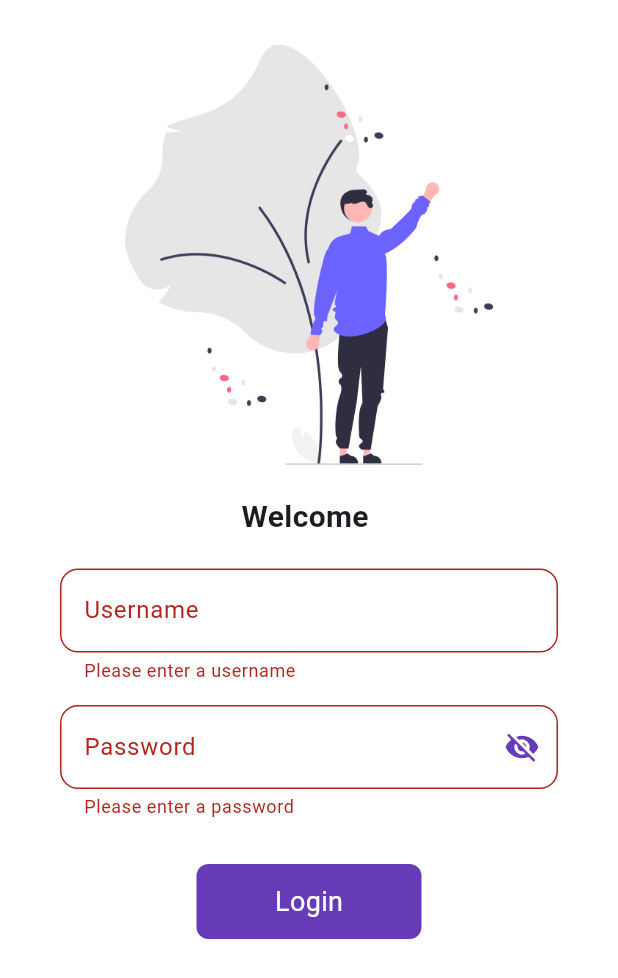
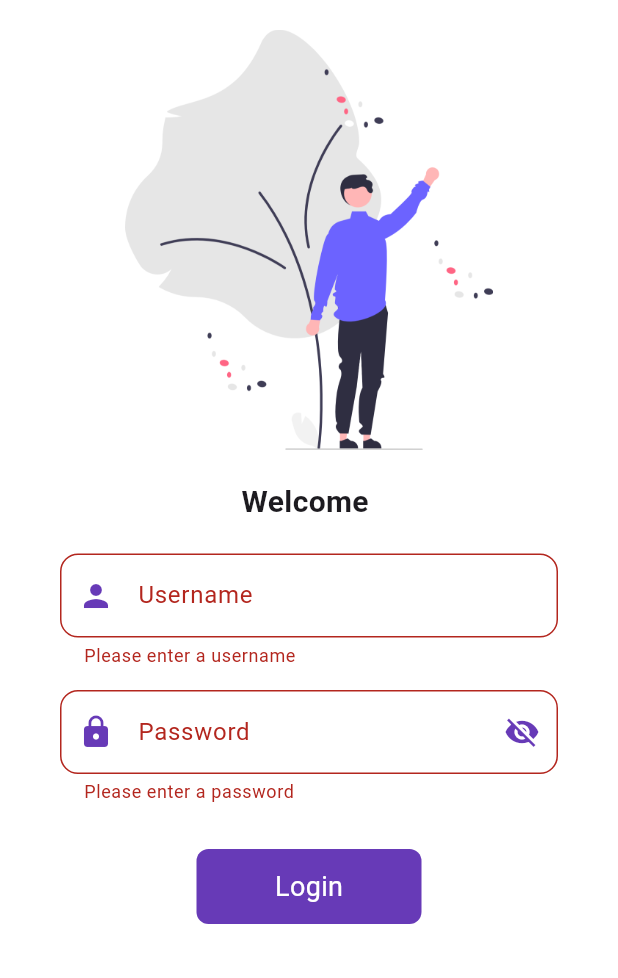
Before and after one commit to abdulsamad-110/my_flutter_app, a Flutter app: the screen it shows after launch, after a tap on "Login", on a phone screen of 412 x 824 dp. Shown: the top 978 px of the screen. Run offline on Flutter 3.47's test engine with Material 3 defaults, Android fonts, the phone set to English and light mode, and no system bars.

Commit message:
some changes in loginpage...created customwidget

```diff
--- a/lib/ui/pages/login/login_page.dart
+++ b/lib/ui/pages/login/login_page.dart
@@ -1,6 +1,7 @@
 import 'package:flutter/material.dart';
 import 'package:my_flutter_app/ui/utils/routes.dart';
 import 'package:my_flutter_app/ui/widgets/custom_textfield.dart';
+import 'package:my_flutter_app/ui/widgets/name_passwidget.dart';
 
 class LoginPage extends StatefulWidget {
   const LoginPage({super.key});
@@ -17,29 +18,6 @@ class LoginPageState extends State<LoginPage> {
   bool obscurePassword = true;
 
 
-  // Define FocusNodes
-  FocusNode usernameFocus = FocusNode();
-  FocusNode passFocus = FocusNode();
-
-  ///// Validation function for username
-  String? validateUsername(String? value) {
-    if (value == null || value.isEmpty) {
-      return 'Please enter a username';
-    }
-    return null;
-  }
-
-  ///// Validation function for password
-  String? validatePassword(String? value) {
-    if (value == null || value.isEmpty) {
-      return 'Please enter a password';
-    } else if (value.length < 5) {
-      return 'Password must be at least 5 characters';
-    }
-    return null;
-  }
-
-
   @override
   Widget build(BuildContext context) {
     return Scaffold(
@@ -49,7 +27,7 @@ class LoginPageState extends State<LoginPage> {
           padding: EdgeInsets.only(
             left: 20.0,
             right: 20.0,
-            top: MediaQuery.of(context).padding.top + 30,
+            top: MediaQuery.of(context).padding.top + 20.0,
           ),
           child: Column(
             children: [
@@ -78,49 +56,8 @@ class LoginPageState extends State<LoginPage> {
                   padding: const EdgeInsets.symmetric(horizontal: 20.0),
                   child: Column(
                     children: [
-                      ///// Username CustomTextField
-                      CustomTextField(
-                        labelText: "Username",
-                        hintText: "Enter username",
-                        onChanged: (value) {
-                          setState(() {
-                            username = value;
-                          });
-                        },
-                        focusNode: usernameFocus,
-                        validator: validateUsername,
-                        onSubmit: () {
-                          FocusScope.of(context).requestFocus(passFocus);
-                        },
-                      ),
-                      const SizedBox(height: 15.0),
-
-                      ///// Password CustomTextField
-                      CustomTextField(
-                        labelText: "Password",
-                        hintText: "Enter password",
-                        suffixIcon: IconButton(
-                          icon: Icon(
-                            obscurePassword
-                                ? Icons.visibility_off
-                                : Icons.visibility,
-                            color: Colors.deepPurple,
-                          ),
-                          onPressed: () {
-                            setState(() {
-                              obscurePassword = !obscurePassword;
-                            });
-                          },
-                        ),
-                        focusNode: passFocus,
-                        obscureText: obscurePassword,
-                        validator: validatePassword,
-                        onChanged: (value) {
-                          setState(() {
-                            password = value;
-                          });
-                        },
-                      ),
+                      ///// widget
+                      NamePassWidget(),
                       const SizedBox(height: 30.0),
 
                       ///// Animated Login Button
--- a/lib/ui/widgets/custom_textfield.dart
+++ b/lib/ui/widgets/custom_textfield.dart
@@ -5,10 +5,11 @@ class CustomTextField extends StatelessWidget {
   final String hintText;
   final bool obscureText;
   final ValueChanged<String> onChanged;
+  final Widget? prefixIcon;
   final Widget? suffixIcon;
   final String? Function(String?)? validator;
   final FocusNode? focusNode;
-  final VoidCallback? onSubmit; // Add onSubmit callback
+  final VoidCallback? onSubmit;
 
   const CustomTextField({
     super.key,
@@ -16,6 +17,7 @@ class CustomTextField extends StatelessWidget {
     required this.hintText,
     required this.onChanged,
     this.obscureText = false,
+    this.prefixIcon,
     this.suffixIcon,
     this.validator,
     this.focusNode,
@@ -30,6 +32,7 @@ class CustomTextField extends StatelessWidget {
       decoration: InputDecoration(
         hintText: hintText,
         labelText: labelText,
+        prefixIcon: prefixIcon,
         suffixIcon: suffixIcon,
         border: OutlineInputBorder(
           borderRadius: BorderRadius.circular(12.0),
--- /dev/null
+++ b/lib/ui/widgets/name_passwidget.dart
@@ -0,0 +1,91 @@
+import 'package:flutter/material.dart';
+import 'package:my_flutter_app/ui/widgets/custom_textfield.dart';
+
+class NamePassWidget extends StatefulWidget {
+  const NamePassWidget({super.key});
+
+  @override
+  _NamePassWidgetState createState() => _NamePassWidgetState();
+}
+
+class _NamePassWidgetState extends State<NamePassWidget> {
+  String username = '';
+  String password = '';
+  bool obscurePassword = true;
+
+  final usernameFocus = FocusNode();
+  final passFocus = FocusNode();
+
+  ///// Validation function for username
+  String? validateUsername(String? value) {
+    if (value == null || value.isEmpty) {
+      return 'Please enter a username';
+    }
+    return null;
+  }
+
+  ///// Validation function for password
+  String? validatePassword(String? value) {
+    if (value == null || value.isEmpty) {
+      return 'Please enter a password';
+    } else if (value.length < 5) {
+      return 'Password must be at least 5 characters';
+    }
+    return null;
+  }
+
+  @override
+  Widget build(BuildContext context) {
+    return Column(
+      children: [
+        ///// Username CustomTextField
+        CustomTextField(
+          labelText: "Username",
+          hintText: "Enter username",
+          onChanged: (value) {
+            setState(() {
+              username = value;
+            });
+          },
+          focusNode: usernameFocus,
+          prefixIcon: const Icon(color: Colors.deepPurple, Icons.person),
+          validator: validateUsername,
+          onSubmit: () {
+            FocusScope.of(context).requestFocus(passFocus);
+          },
+        ),
+
+        const SizedBox(height: 15.0),
+
+        ///// Password CustomTextField
+        CustomTextField(
+          labelText: "Password",
+          hintText: "Enter password",
+          obscureText: obscurePassword,
+          prefixIcon: const Icon(color: Colors.deepPurple, Icons.lock),
+          suffixIcon: IconButton(
+            icon: Icon(
+              obscurePassword ? Icons.visibility_off : Icons.visibility,
+              color: Colors.deepPurple,
+            ),
+            onPressed: () {
+              setState(() {
+                obscurePassword = !obscurePassword;
+              });
+            },
+          ),
+          focusNode: passFocus,
+          validator: validatePassword,
+          onChanged: (value) {
+            setState(() {
+              password = value;
+            });
+          },
+          onSubmit: () {
+            print('Password submitted');
+          },
+        ),
+      ],
+    );
+  }
+}
--- a/pubspec.yaml
+++ b/pubspec.yaml
@@ -35,6 +35,7 @@ dependencies:
   # The following adds the Cupertino Icons font to your application.
   # Use with the CupertinoIcons class for iOS style icons.
   cupertino_icons: ^1.0.8
+  google_fonts: ^6.2.1
 
 dev_dependencies:
   flutter_test:
```
Also changed, not shown: pubspec.lock, 1 other file.
